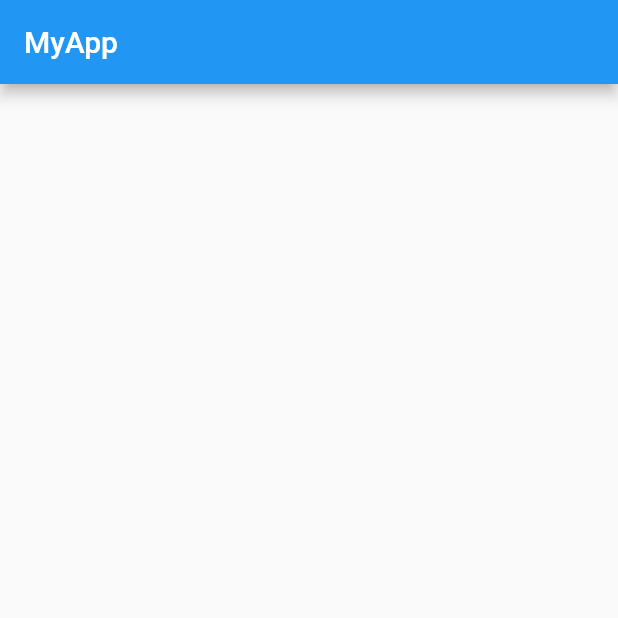
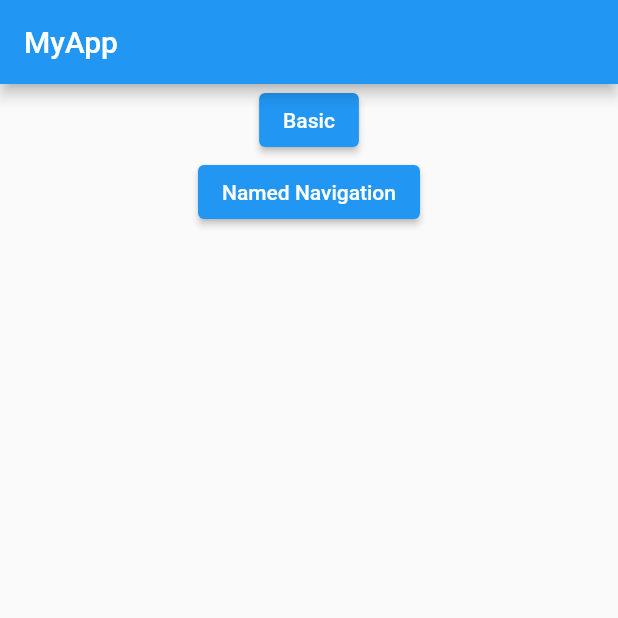
Before and after one commit to Sardar1208/flutter-training, a Flutter app: the screen it shows after launch, on a phone screen of 412 x 824 dp, the top half of it. Run offline on Flutter 3.47's test engine with Material 2 defaults, Android fonts, the phone set to English and light mode, and no system bars.

Commit message:
created basic and named navigation with arguments

```diff
--- a/training/lib/main.dart
+++ b/training/lib/main.dart
@@ -1,4 +1,5 @@
 import 'package:flutter/material.dart';
+import 'package:training/screens/new_page.dart';
 
 import 'screens/homepage.dart';
 
@@ -17,7 +18,11 @@ class MyApp extends StatelessWidget {
       theme: ThemeData(
         primarySwatch: Colors.blue,
       ),
-      home: const Homepage(),
+      initialRoute: '/',
+      routes: {
+        '/': (context) => const Homepage(),
+        '/newpage': (context) => const NewPage(),
+      },
     );
   }
 }
--- a/training/lib/screens/homepage.dart
+++ b/training/lib/screens/homepage.dart
@@ -1,4 +1,6 @@
 import 'package:flutter/material.dart';
+import 'package:training/screens/basic_screen.dart';
+import 'package:training/screens/new_page.dart';
 
 class Homepage extends StatelessWidget {
   const Homepage({Key? key}) : super(key: key);
@@ -9,6 +11,41 @@ class Homepage extends StatelessWidget {
       appBar: AppBar(
         title: Text('MyApp'),
       ),
+      body: InitialRoute(
+        key: key,
+      ),
     );
   }
 }
+
+class InitialRoute extends StatelessWidget {
+  const InitialRoute({Key? key}) : super(key: key);
+
+  @override
+  Widget build(BuildContext context) {
+    return Center(
+      child: Column(
+        children: [
+          ElevatedButton(
+            onPressed: () {
+              Navigator.push(
+                context,
+                MaterialPageRoute(builder: (context) => const BasicScreen()),
+              );
+            },
+            child: const Text("Basic"),
+          ),
+          ElevatedButton(
+            onPressed: () {
+              Navigator.pushNamed(context, '/newpage', arguments: {
+                'arg1': 'Hello!!',
+                'arg2': 'I am an argument',
+              });
+            },
+            child: const Text("Named Navigation"),
+          )
+        ],
+      ),
+    );
+  }
+}
```
Also changed, not shown: training/lib/screens/basic_screen.dart (added, +27 -0 lines), training/lib/screens/new_page.dart (added, +30 -0 lines).
